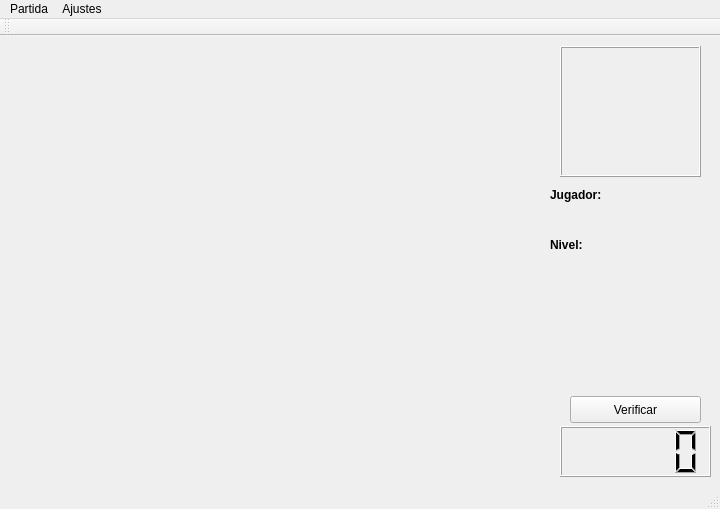
Qt form Fuente/maintable.ui (jegerima/QSudoku) before a commit.
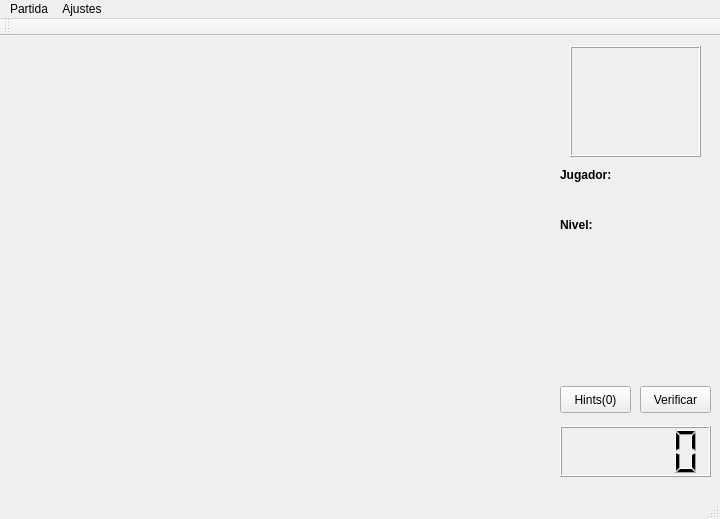
The same form after that commit. Icons and pictures are not drawn.

Commit message: Añadido Hints dependiendo del nivel; Añadido boton zero (0)

Patch:
```diff
--- a/Fuente/maintable.ui
+++ b/Fuente/maintable.ui
@@ -7,7 +7,7 @@
     <x>0</x>
     <y>0</y>
     <width>720</width>
-    <height>509</height>
+    <height>519</height>
    </rect>
   </property>
   <property name="windowTitle">
@@ -36,9 +36,9 @@
    <widget class="QPushButton" name="cmdVerificar">
     <property name="geometry">
      <rect>
-      <x>570</x>
-      <y>360</y>
-      <width>131</width>
+      <x>640</x>
+      <y>350</y>
+      <width>71</width>
       <height>27</height>
      </rect>
     </property>
@@ -49,8 +49,8 @@
    <widget class="QLabel" name="label">
     <property name="geometry">
      <rect>
-      <x>550</x>
-      <y>150</y>
+      <x>560</x>
+      <y>130</y>
       <width>67</width>
       <height>17</height>
      </rect>
@@ -68,9 +68,9 @@
    <widget class="QLabel" name="lbl_jugador">
     <property name="geometry">
      <rect>
-      <x>550</x>
-      <y>170</y>
-      <width>161</width>
+      <x>560</x>
+      <y>150</y>
+      <width>151</width>
       <height>20</height>
      </rect>
     </property>
@@ -100,8 +100,8 @@
    <widget class="QLabel" name="label_2">
     <property name="geometry">
      <rect>
-      <x>550</x>
-      <y>200</y>
+      <x>560</x>
+      <y>180</y>
       <width>67</width>
       <height>17</height>
      </rect>
@@ -119,9 +119,9 @@
    <widget class="QLabel" name="lbl_level">
     <property name="geometry">
      <rect>
-      <x>550</x>
-      <y>220</y>
-      <width>161</width>
+      <x>560</x>
+      <y>200</y>
+      <width>151</width>
       <height>20</height>
      </rect>
     </property>
@@ -135,10 +135,10 @@
    <widget class="QLabel" name="lbl_icon">
     <property name="geometry">
      <rect>
-      <x>560</x>
+      <x>570</x>
       <y>10</y>
-      <width>141</width>
-      <height>131</height>
+      <width>131</width>
+      <height>111</height>
      </rect>
     </property>
     <property name="frameShape">
@@ -160,14 +160,27 @@
    <widget class="QWidget" name="gridLayoutWidget_2">
     <property name="geometry">
      <rect>
-      <x>570</x>
-      <y>249</y>
-      <width>131</width>
-      <height>101</height>
+      <x>560</x>
+      <y>230</y>
+      <width>151</width>
+      <height>111</height>
      </rect>
     </property>
     <layout class="QGridLayout" name="tecladoNum"/>
    </widget>
+   <widget class="QPushButton" name="cmdHint">
+    <property name="geometry">
+     <rect>
+      <x>560</x>
+      <y>350</y>
+      <width>71</width>
+      <height>27</height>
+     </rect>
+    </property>
+    <property name="text">
+     <string>Hints(0)</string>
+    </property>
+   </widget>
   </widget>
   <widget class="QMenuBar" name="Menu">
    <property name="geometry">
```
The commit also changes 3 other files.
